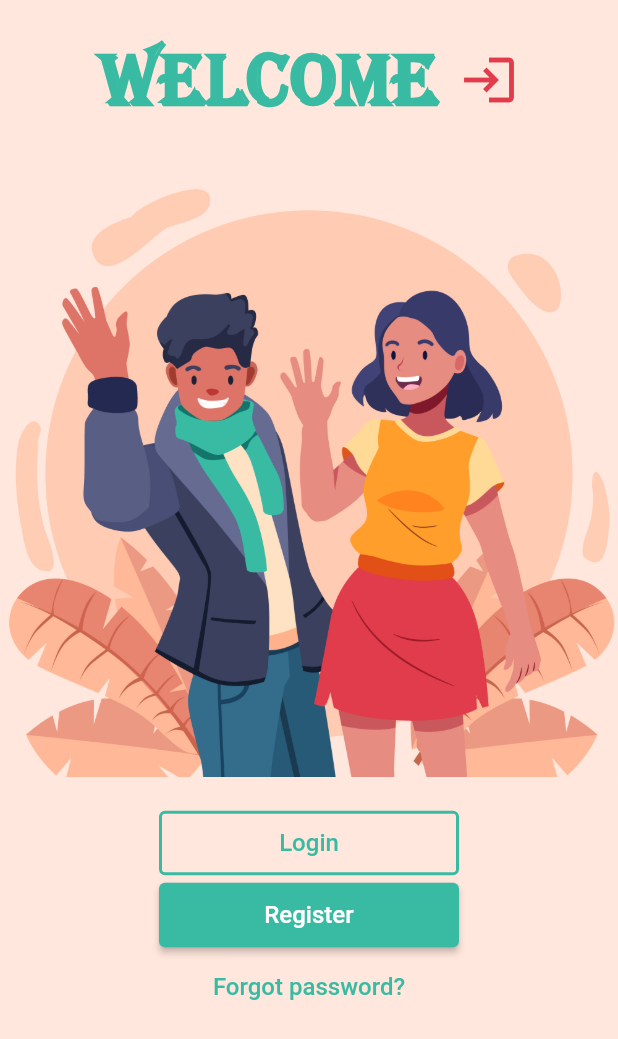
After one commit to amirrajabzadeh/flutter_blog, a Flutter app: the screen it shows after launch, on a phone screen of 412 x 824 dp. The commit adds this screen. Shown: the top 1039 px of the screen. Run offline on Flutter 3.47's test engine with Material 2 defaults, Android fonts, the phone set to English and light mode, and no system bars.

Commit message:
add blogPage and forgotPasswordPage and navigate to pages with Navigator

```diff
--- /dev/null
+++ b/lib/login_page.dart
@@ -0,0 +1,113 @@
+import 'package:flutter/material.dart';
+import 'package:flutter_blog/blog_page.dart';
+import 'package:flutter_blog/forgot_password_page.dart';
+
+class LoginPage extends StatelessWidget {
+  const LoginPage({super.key});
+
+  @override
+  Widget build(BuildContext context) {
+    return Scaffold(
+      backgroundColor: Color.fromARGB(255, 255, 231, 221),
+      body: SafeArea(
+        child: SingleChildScrollView(
+          child: Column(
+            mainAxisAlignment: MainAxisAlignment.center,
+            children: [
+              SizedBox(
+                height: 20.0,
+              ),
+              Row(
+                mainAxisAlignment: MainAxisAlignment.center,
+                children: [
+                  Text(
+                    'Welcome',
+                    style: TextStyle(
+                        fontWeight: FontWeight.bold,
+                        fontSize: 50.0,
+                        color: Color.fromARGB(255, 57, 187, 163),
+                        fontFamily: 'alger'),
+                  ),
+                  SizedBox(
+                    width: 14.0,
+                  ),
+                  Icon(
+                    Icons.login,
+                    size: 40.0,
+                    color: Color.fromARGB(255, 225, 60, 76),
+                  )
+                ],
+              ),
+              SizedBox(
+                height: 20.0,
+              ),
+              Image(
+                image: AssetImage('images/welcome.jpg'),
+              ),
+              SizedBox(
+                height: 20.0,
+              ),
+              OutlinedButton(
+                style: OutlinedButton.styleFrom(
+                  minimumSize: Size(200.0, 43.0),
+                  side: BorderSide(
+                    color: Color.fromARGB(255, 57, 187, 163),
+                    width: 2.0,
+                  ),
+                  foregroundColor: Color.fromARGB(255, 57, 187, 163),
+                ),
+                onPressed: () {
+                  navigateToPage(context, BlogPage());
+                },
+                child: Text(
+                  'Login',
+                  style: TextStyle(
+                    fontSize: 16,
+                  ),
+                ),
+              ),
+              ElevatedButton(
+                style: ElevatedButton.styleFrom(
+                  backgroundColor: Color.fromARGB(255, 57, 187, 163),
+                  foregroundColor: Colors.white,
+                  minimumSize: Size(200.0, 43.0),
+                ),
+                onPressed: () {},
+                child: Text(
+                  'Register',
+                  style: TextStyle(
+                    fontSize: 16,
+                  ),
+                ),
+              ),
+              TextButton(
+                style: TextButton.styleFrom(
+                  foregroundColor: Color.fromARGB(255, 57, 187, 163),
+                ),
+                onPressed: () {
+                  navigateToPage(context, ForgotPasswordPage());
+                },
+                child: Text(
+                  'Forgot password?',
+                  style: TextStyle(
+                    fontSize: 16,
+                  ),
+                ),
+              ),
+            ],
+          ),
+        ),
+      ),
+    );
+  }
+
+  void navigateToPage(BuildContext context, Widget page) {
+    Navigator.of(context).push(
+      MaterialPageRoute(
+        builder: (BuildContext) {
+          return page;
+        },
+      ),
+    );
+  }
+}
```
Also changed, not shown: lib/blog_page.dart (added, +19 -0 lines), lib/forgot_password_page.dart (added, +20 -0 lines), lib/main.dart (+3 -98 lines).
